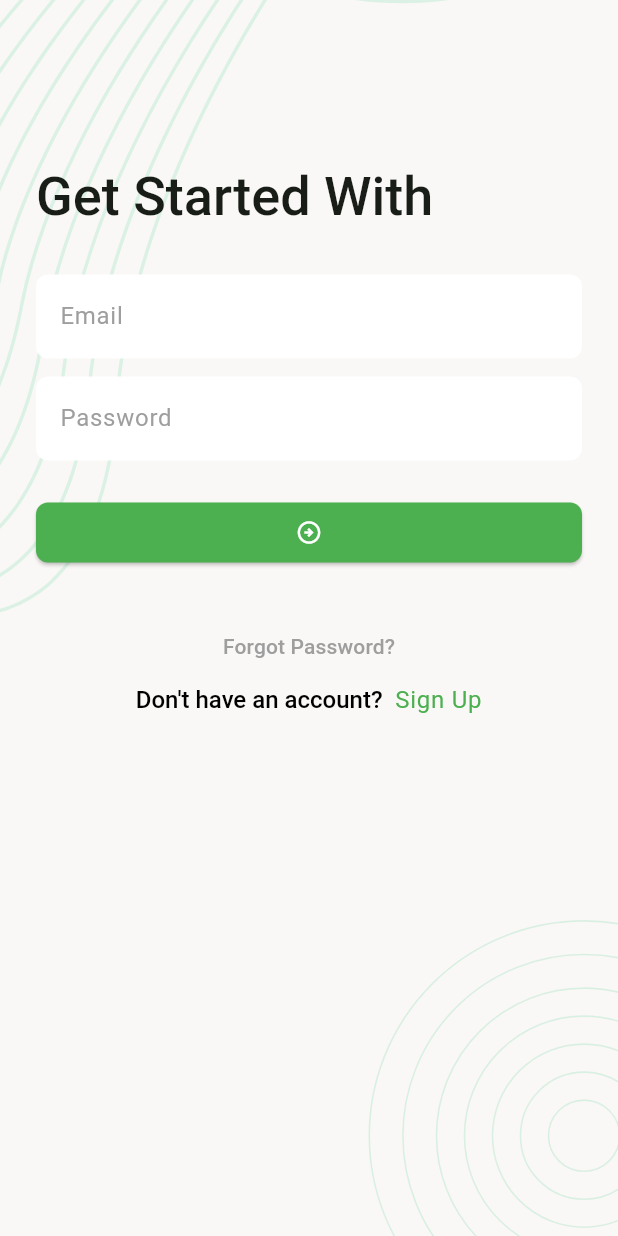
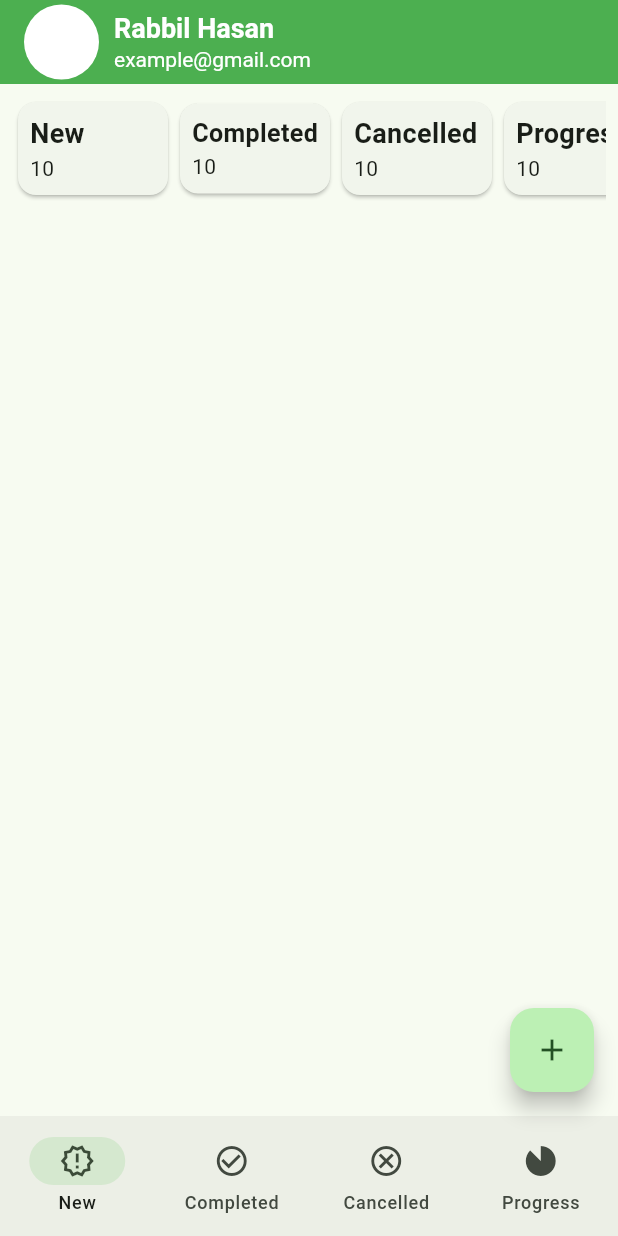
Before and after one commit to mukarrom21/flutter-practice, a Flutter app: the screen it shows after launch, after a tap on the "arrow circle right" icon, on a phone screen of 412 x 824 dp. Run offline on Flutter 3.47's test engine with Material 3 defaults, Android fonts, the phone set to English and light mode, and no system bars; our stand-ins replace flutter_svg, pin_code_fields.

Commit message:
main screen with bottom navigation and new task screen with task summary card added and and new task screen created

```diff
--- /dev/null
+++ b/lib/ui/screens/app_bar_header.dart
@@ -0,0 +1,50 @@
+import 'package:flutter/material.dart';
+import '../utils/app_colors.dart';
+
+class AppBarHeader extends StatelessWidget implements PreferredSizeWidget {
+  const AppBarHeader({
+    super.key,
+  });
+
+  @override
+  Widget build(BuildContext context) {
+    return AppBar(
+      backgroundColor: AppColors.themeColor,
+      title: const Row(
+        children: [
+          CircleAvatar(
+            radius: 25,
+            backgroundColor: Colors.white, // child: Container,
+          ),
+          SizedBox(
+            width: 10,
+          ),
+          Column(
+            crossAxisAlignment: CrossAxisAlignment.start,
+            children: [
+              Text(
+                'Rabbil Hasan',
+                style: TextStyle(
+                  color: Colors.white,
+                  fontWeight: FontWeight.bold,
+                  fontSize: 18,
+                ),
+              ),
+              Text(
+                'example@gmail.com',
+                style: TextStyle(
+                  color: Colors.white,
+                  fontSize: 14,
+                ),
+              ),
+            ],
+          ),
+        ],
+      ),
+    );
+  }
+
+  @override
+  // TODO: implement preferredSize
+  Size get preferredSize => const Size.fromHeight(kToolbarHeight);
+}
--- /dev/null
+++ b/lib/ui/screens/main_screen.dart
@@ -0,0 +1,66 @@
+import 'package:flutter/material.dart';
+import 'package:practice_with_ostad/ui/screens/add_new_task.dart';
+import 'package:practice_with_ostad/ui/screens/cancelled_task_screen.dart';
+import 'package:practice_with_ostad/ui/screens/completed_task_screen.dart';
+import 'package:practice_with_ostad/ui/screens/new_task_screen.dart';
+import 'package:practice_with_ostad/ui/screens/progress_task_screen.dart';
+import 'package:practice_with_ostad/ui/utils/app_colors.dart';
+
+import 'app_bar_header.dart';
+
+class MainScreen extends StatefulWidget {
+  const MainScreen({super.key});
+
+  @override
+  State<MainScreen> createState() => _MainScreenState();
+}
+
+class _MainScreenState extends State<MainScreen> {
+  int _selectedIndex = 0;
+  final List<Widget> _screens = [
+    const NewTaskScreen(),
+    const CompletedTaskScreen(),
+    const CancelledTaskScreen(),
+    const ProgressTaskScreen(),
+  ];
+
+  @override
+  Widget build(BuildContext context) {
+    return Scaffold(
+      appBar: const AppBarHeader(),
+      bottomNavigationBar: _buildNavigationBar(),
+      body: _screens[_selectedIndex],
+      floatingActionButton: FloatingActionButton(
+        onPressed: () => _onPressedFAB(),
+        child: const Icon(Icons.add),
+      ),
+    );
+  }
+
+  NavigationBar _buildNavigationBar() {
+    return NavigationBar(
+      destinations: const [
+        NavigationDestination(
+            icon: Icon(Icons.new_releases_outlined), label: 'New'),
+        NavigationDestination(
+            icon: Icon(Icons.check_circle_outline), label: 'Completed'),
+        NavigationDestination(
+            icon: Icon(Icons.cancel_outlined), label: 'Cancelled'),
+        NavigationDestination(
+            icon: Icon(Icons.incomplete_circle_outlined), label: 'Progress'),
+      ],
+      selectedIndex: _selectedIndex,
+      onDestinationSelected: (int index) {
+        setState(() {
+          _selectedIndex = index;
+        });
+      },
+    );
+  }
+
+  _onPressedFAB() {
+    Navigator.push(
+        context, MaterialPageRoute(builder: (context) => const AddNewTask()));
+  } // _buildNavigationBar
+  /// ->
+} // This is last curly brace
--- /dev/null
+++ b/lib/ui/screens/new_task_screen.dart
@@ -0,0 +1,49 @@
+import 'package:flutter/material.dart';
+import 'package:practice_with_ostad/ui/screens/task_summary_card.dart';
+
+class NewTaskScreen extends StatelessWidget {
+  const NewTaskScreen({super.key});
+
+  @override
+  Widget build(BuildContext context) {
+    return Scaffold(
+      body: Padding(
+        padding: const EdgeInsets.all(8.0),
+        child: Column(
+          children: [
+            _taskSummary(),
+            const SizedBox(
+              height: 20,
+            ),
+          ],
+        ),
+      ),
+    );
+  }
+
+  Widget _taskSummary() {
+    return const SingleChildScrollView(
+            scrollDirection: Axis.horizontal,
+            child: Row(
+              children: [
+                TaskSummaryCard(
+                  title: 'New',
+                  count: 10,
+                ),
+                TaskSummaryCard(
+                  title: 'Completed',
+                  count: 10,
+                ),
+                TaskSummaryCard(
+                  title: 'Cancelled',
+                  count: 10,
+                ),
+                TaskSummaryCard(
+                  title: 'Progress',
+                  count: 10,
+                ),
+              ],
+            ),
+          );
+  }
+}
--- a/lib/ui/screens/sign_in_screen.dart
+++ b/lib/ui/screens/sign_in_screen.dart
@@ -1,5 +1,6 @@
 import 'package:flutter/gestures.dart';
 import 'package:flutter/material.dart';
+import 'package:practice_with_ostad/ui/screens/main_screen.dart';
 import 'package:practice_with_ostad/ui/screens/signup_screen.dart';
 import 'package:practice_with_ostad/ui/screens/verify_email_screen.dart';
 import 'package:practice_with_ostad/ui/utils/app_colors.dart';
@@ -54,6 +55,7 @@ class _SignInScreenState extends State<SignInScreen> {
       ),
     );
   }
+
   /// Build the sign in form
   Widget _buildSignInForm() {
     return Form(
@@ -112,7 +114,8 @@ class _SignInScreenState extends State<SignInScreen> {
                   style: textTheme.bodyLarge?.copyWith(
                     color: AppColors.themeColor,
                   ),
-                  recognizer: TapGestureRecognizer()..onTap = _onClickDontHaveAccountSignup,
+                  recognizer: TapGestureRecognizer()
+                    ..onTap = _onClickDontHaveAccountSignup,
                 ),
               ],
             ),
@@ -123,11 +126,16 @@ class _SignInScreenState extends State<SignInScreen> {
   }
 
   void _onClickNextArrowButton() {
-    /// TODO: Implement sign in
+    Navigator.pushAndRemoveUntil(
+      context,
+      MaterialPageRoute(builder: (context) => const MainScreen()),
+      (route) => false,
+    );
   }
 
   void _onClickForgotPassword() {
-    Navigator.push(context, MaterialPageRoute(builder: (context) => const VerifyEmailScreen()));
+    Navigator.push(context,
+        MaterialPageRoute(builder: (context) => const VerifyEmailScreen()));
   }
 
   void _onClickDontHaveAccountSignup() {
--- /dev/null
+++ b/lib/ui/screens/task_summary_card.dart
@@ -0,0 +1,40 @@
+import 'package:flutter/material.dart';
+
+
+class TaskSummaryCard extends StatelessWidget {
+  const TaskSummaryCard({
+    super.key,
+    required this.title,
+    required this.count,
+  });
+
+  final String title;
+  final int count;
+
+  @override
+  Widget build(BuildContext context) {
+    return Card(
+      child: SizedBox(
+        width: 100,
+        child: Padding(
+          padding: const EdgeInsets.all(8.0),
+          child: Column(
+            crossAxisAlignment: CrossAxisAlignment.start,
+            children: [
+              FittedBox(
+                child: Text(
+                  title,
+                  style: const TextStyle(
+                    fontWeight: FontWeight.bold,
+                    fontSize: 18,
+                  ),
+                ),
+              ),
+              Text(count.toString()),
+            ],
+          ),
+        ),
+      ),
+    );
+  }
+}
```
Also changed, not shown: lib/ui/screens/add_new_task.dart (added, +56 -0 lines), lib/ui/screens/cancelled_task_screen.dart (added, +14 -0 lines), lib/ui/screens/completed_task_screen.dart (added, +14 -0 lines), lib/ui/screens/progress_task_screen.dart (added, +14 -0 lines), pubspec.lock.
